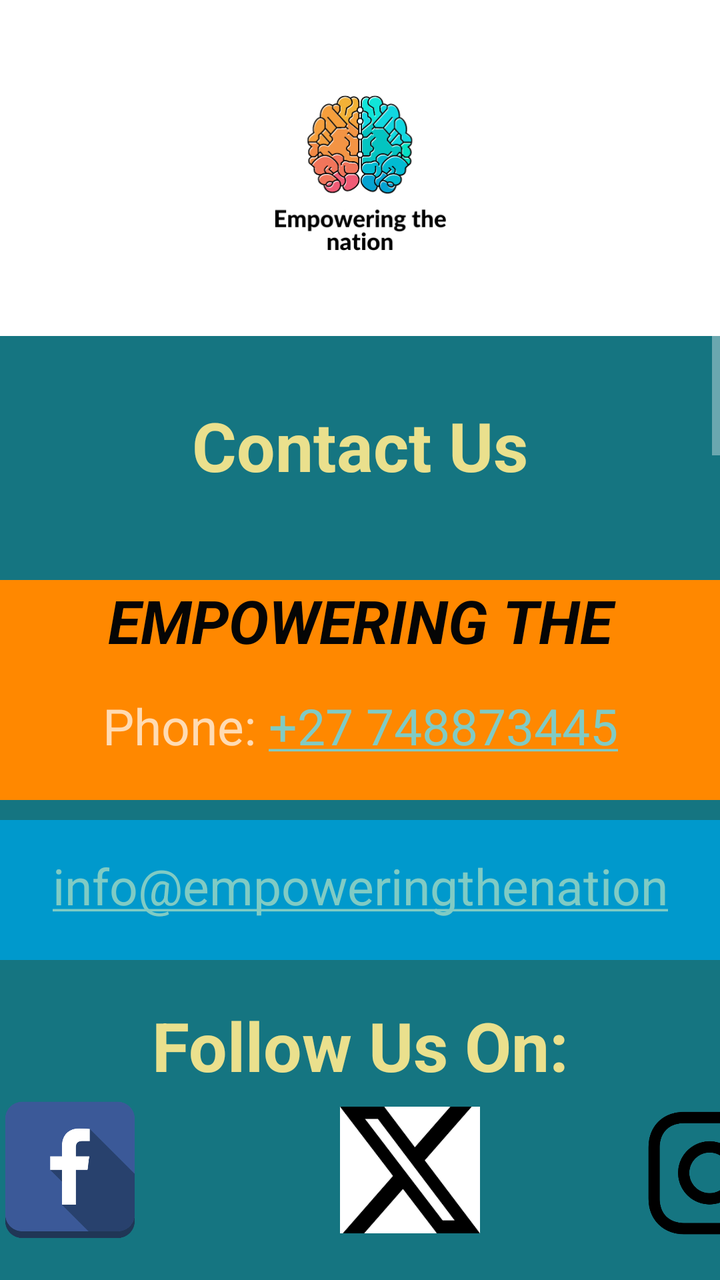
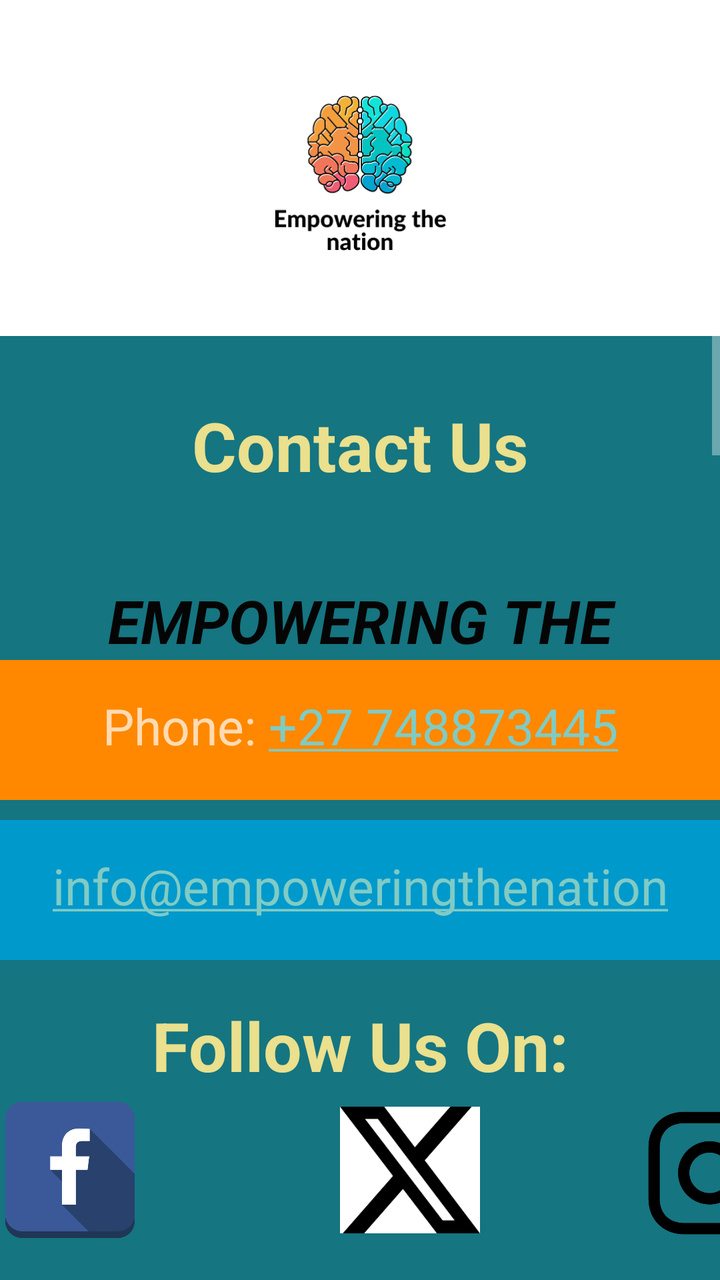

An Android layout rendered at two revisions. The XML below is the earlier revision; the diff shows what the commit changed to produce the second picture.
<!-- AndroidManifest.xml: application theme Theme.AppCompat -->
<!-- res/layout/fragment_contact_us.xml -->
<?xml version="1.0" encoding="utf-8"?>
<ScrollView
    xmlns:android="http://schemas.android.com/apk/res/android"
    xmlns:app="http://schemas.android.com/apk/res-auto"
    xmlns:tools="http://schemas.android.com/tools"
    android:id="@+id/ScrollViewMonths"
    android:layout_width="match_parent"
    android:layout_height="match_parent">

    <FrameLayout
        android:layout_width="match_parent"
        android:layout_height="match_parent"
        android:background="#157581"
        tools:context=".HomeFragment">

        


        <TextView
            android:id="@+id/textView"
            android:layout_width="match_parent"
            android:layout_height="77dp"
            android:layout_marginTop="200dp"
            android:text="Contact Us"
            android:textAlignment="center"
            android:textColor="#EAE08D"
            android:textSize="34sp"
            android:textStyle="bold" />

        
        <ImageView
            android:id="@+id/imageView2"
            android:layout_width="match_parent"
            android:layout_height="168dp"
            android:background="@color/white"
            android:src="@drawable/thumbnail_img_7280" />

        
        <TextView
            android:id="@+id/textViewSlogan"
            android:layout_width="match_parent"
            android:layout_height="50dp"
            android:layout_marginTop="290dp"
            android:background="@android:color/holo_orange_dark"
            android:text="EMPOWERING THE NATION"
            android:textAlignment="center"
            android:textColor="#050505"
            android:textSize="30sp"
            android:textStyle="bold|italic" />

        <TextView
            android:id="@+id/map1"
            android:layout_width="match_parent"
            android:layout_height="77dp"
            android:layout_marginTop="650dp"
            android:text="Venue 1, IIE VARSITY COLLEGE"
            android:textAlignment="center"
            android:textColor="#EAE08D"
            android:textSize="24sp"
            android:textStyle="bold" />
        <ImageView
            android:id="@+id/imageView10"
            android:layout_width="wrap_content"
            android:layout_height="300dp"
            android:layout_marginTop="700dp"
            android:layout_gravity="center_horizontal"
            android:src="@drawable/map_1" />
        <TextView
            android:id="@+id/map2"
            android:layout_width="match_parent"
            android:layout_height="77dp"
            android:layout_marginTop="1050dp"
            android:text="Venue 2, City Varsity Braamfontein"
            android:textAlignment="center"
            android:textColor="#EAE08D"
            android:textSize="24sp"
            android:textStyle="bold" />
        <ImageView
            android:id="@+id/imageView12"
            android:layout_width="wrap_content"
            android:layout_height="300dp"
            android:layout_marginTop="1100dp"
            android:layout_gravity="center_horizontal"
            android:src="@drawable/map_2" />

        <TextView
            android:id="@+id/mapview"
            android:layout_width="match_parent"
            android:layout_height="70dp"
            android:layout_marginTop="330dp"
            android:autoLink="phone"
            android:background="@android:color/holo_orange_dark"
            android:padding="16dp"
            android:text="Phone: +27 748873445"
            android:textAlignment="center"
            android:textSize="25sp" />

        <TextView
            android:id="@+id/map3"
            android:layout_width="match_parent"
            android:layout_height="77dp"
            android:layout_marginTop="1450dp"
            android:text="Venue 2, City Varsity Braamfontein"
            android:textAlignment="center"
            android:textColor="#EAE08D"
            android:textSize="24sp"
            android:textStyle="bold" />
        <ImageView
            android:id="@+id/imageView14"
            android:layout_width="wrap_content"
            android:layout_height="300dp"
            android:layout_marginTop="1500dp"
            android:layout_gravity="center_horizontal"
            app:srcCompat="@drawable/map_3" />
        <TextView
            android:id="@+id/emailView"
            android:layout_width="match_parent"
            android:layout_height="70dp"
            android:layout_marginTop="410dp"
            android:autoLink="email"
            android:background="@android:color/holo_blue_dark"
            android:padding="16dp"
            android:text="info@empoweringthenation.com"
            android:textAlignment="center"
            android:textColor="#FFFFFF"
            android:textSize="25sp" /> <TextView
        android:id="@+id/w"
        android:layout_width="match_parent"
        android:layout_height="77dp"
        android:layout_marginTop="500dp"
        android:text="Follow Us On:"
        android:textAlignment="center"
        android:textColor="#EAE08D"
        android:textSize="34sp"
        android:textStyle="bold" />
        <LinearLayout
            android:layout_width="match_parent"
            android:layout_height="wrap_content"
            android:orientation="horizontal"
            android:layout_marginTop="550dp">


            <ImageView
                android:id="@+id/facebookIcon"
                android:layout_width="70dp"
                android:layout_height="70dp"
                android:src="@drawable/zbf"/>



            <ImageView
                android:id="@+id/twitterIcon"
                android:layout_width="70dp"
                android:layout_height="70dp"
                android:layout_marginStart="100dp"
            android:src="@drawable/x" />
            <ImageView
                android:id="@+id/instaIcon"
                android:layout_width="70dp"
                android:layout_height="70dp"
                android:layout_marginStart="80dp"
                android:src="@drawable/insta"/>
        </LinearLayout>
    </FrameLayout>
</ScrollView>
<!-- resources referenced by this layout -->
<resources>
  <color name="white">#FFFFFFFF</color>
  <!-- drawable insta: png bitmap (drawable, 14765 bytes) -->
  <!-- drawable map_1: png bitmap (drawable, 141246 bytes) -->
  <!-- drawable map_2: png bitmap (drawable, 78058 bytes) -->
  <!-- drawable map_3: png bitmap (drawable, 86621 bytes) -->
  <!-- drawable thumbnail_img_7280: jpg bitmap (drawable, 73812 bytes) -->
  <!-- drawable x: png bitmap (drawable, 2764 bytes) -->
  <!-- drawable zbf: png bitmap (drawable, 8119 bytes) -->
</resources>

<!-- the commit's change to res/layout/fragment_contact_us.xml (unified diff, before → after) -->
@@ -41,7 +41,7 @@
             android:layout_width="match_parent"
             android:layout_height="50dp"
             android:layout_marginTop="290dp"
-            android:background="@android:color/holo_orange_dark"
+            android:background="#157581"
             android:text="EMPOWERING THE NATION"
             android:textAlignment="center"
             android:textColor="#050505"
